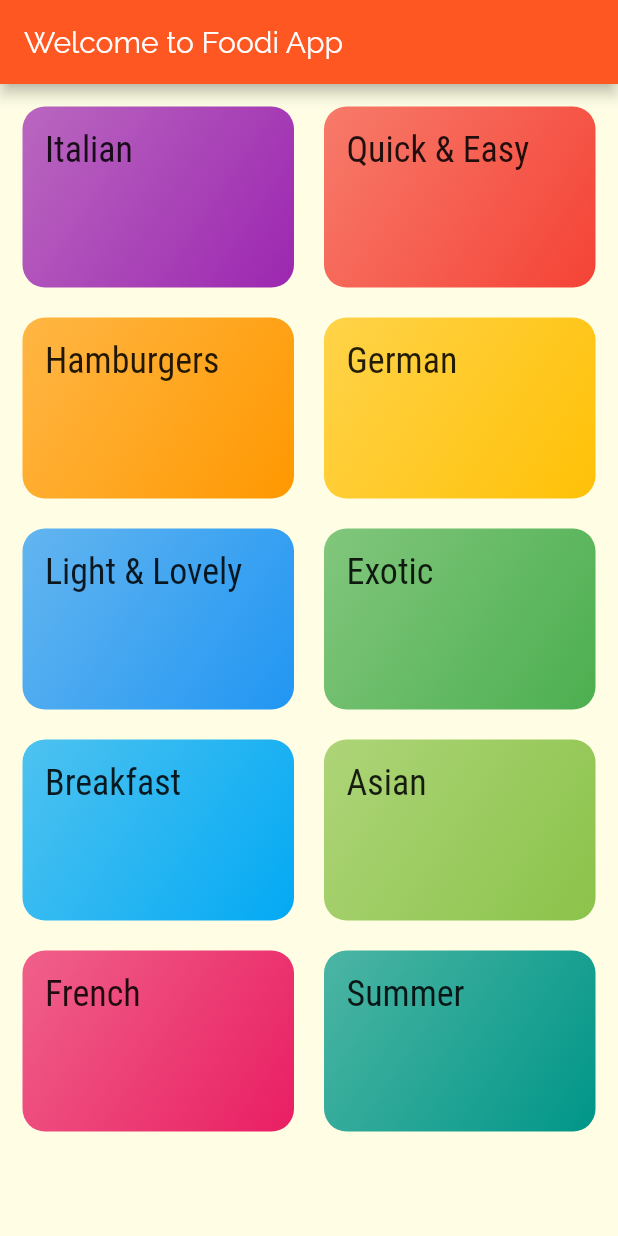
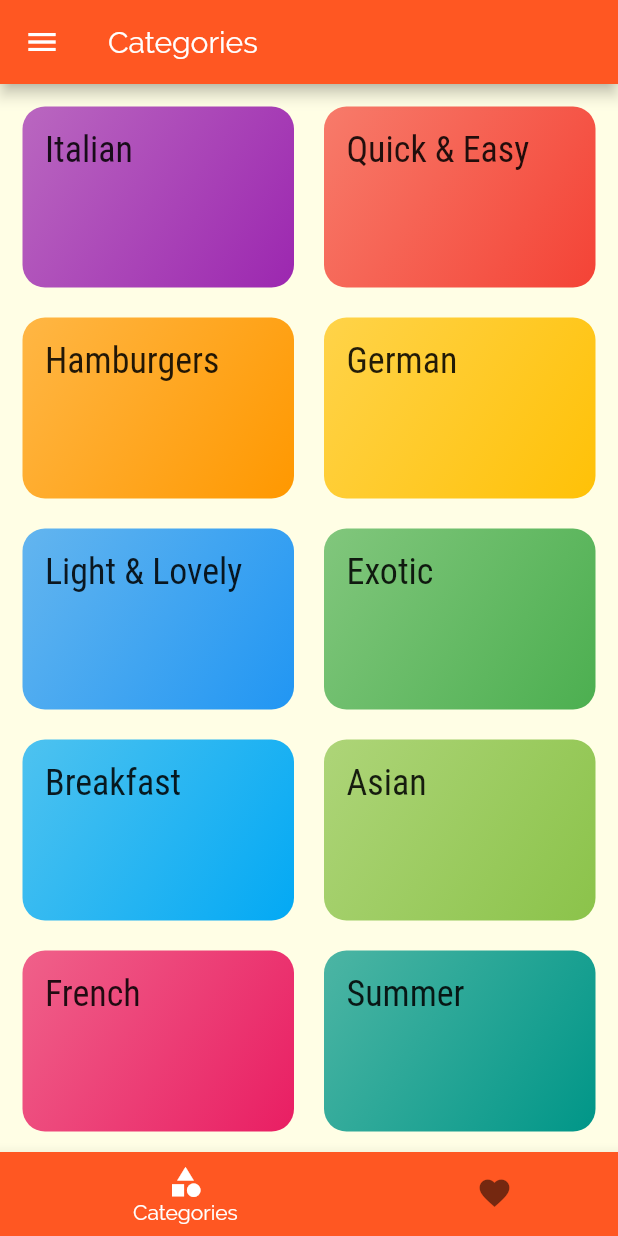
Before and after one commit to kiranshrestha11/foodi, a Flutter app: the screen it shows after launch, on a phone screen of 412 x 824 dp. Run offline on Flutter 3.47's test engine with Material 2 defaults, Android fonts, the phone set to English and light mode, and no system bars.

```diff
--- a/lib/main.dart
+++ b/lib/main.dart
@@ -1,11 +1,50 @@
 import 'package:flutter/material.dart';
+import 'package:foodi/dummy_data.dart';
+import 'package:foodi/screens/bottom_bar_screen.dart';
 import 'package:foodi/screens/category_meal_screen.dart';
 import 'package:foodi/screens/category_overview_screen.dart';
+import 'package:foodi/screens/filter_screen.dart';
 import 'package:foodi/screens/meals_detailed_screen.dart';
+import 'package:foodi/screens/tab_view_screen.dart';
+import 'models/meal.dart';
 
 void main() => runApp(MyApp());
 
-class MyApp extends StatelessWidget {
+class MyApp extends StatefulWidget {
+  @override
+  _MyAppState createState() => _MyAppState();
+}
+
+class _MyAppState extends State<MyApp> {
+  Map<String, bool> _filters = {
+    '_glutenFree': false,
+    '_vegan': false,
+    '_vegetarian': false,
+    '_lactoseFree': false,
+  };
+  List<Meal> _availableMeals = DUMMY_MEALS;
+
+  void _setFilters(Map<String, bool> filterData) {
+    setState(() {
+      _filters = filterData;
+      _availableMeals = DUMMY_MEALS.where((meal) {
+        if (_filters['_glutenFree'] && meal.isGlutenFree) {
+          return false;
+        }
+        if (_filters['_vegan'] && meal.isVegan) {
+          return false;
+        }
+        if (_filters['_vegetarian'] && meal.isVegetarian) {
+          return false;
+        }
+        if (_filters['_lactoseFree'] && meal.isLactoseFree) {
+          return false;
+        }
+        return true;
+      }).toList();
+    });
+  }
+
   @override
   Widget build(BuildContext context) {
     return MaterialApp(
@@ -26,13 +65,16 @@ class MyApp extends StatelessWidget {
               title: TextStyle(fontSize: 24, fontFamily: 'Roboto'),
             ),
       ),
-      home: CaregoryOverviewScreeen(),
+      home: BottomBarScreen(),
       routes: {
-        CategoryMealScreen.routeName: (ctx) => CategoryMealScreen(),
+        CategoryMealScreen.routeName: (ctx) =>
+            CategoryMealScreen(_availableMeals),
         MealDetailScreen.routeName: (ctx) => MealDetailScreen(),
+        BottomBarScreen.routeName: (ctx) => BottomBarScreen(),
+        FilterScreen.routeName: (ctx) => FilterScreen(_setFilters, _filters),
       },
       onUnknownRoute: (settings) {
-        return MaterialPageRoute(builder: (ctx) => CaregoryOverviewScreeen());
+        return MaterialPageRoute(builder: (ctx) => CategoryOverviewScreeen());
       },
     );
   }
--- /dev/null
+++ b/lib/screens/bottom_bar_screen.dart
@@ -0,0 +1,55 @@
+import 'package:flutter/material.dart';
+import 'package:foodi/screens/category_overview_screen.dart';
+import 'package:foodi/screens/favourite_screen.dart';
+import 'package:foodi/widgets/main_drawer.dart';
+
+class BottomBarScreen extends StatefulWidget {
+  static const String routeName = "/bottom_bar_screen";
+  @override
+  _BottomBarScreenState createState() => _BottomBarScreenState();
+}
+
+class _BottomBarScreenState extends State<BottomBarScreen> {
+  final List<Map<String, Object>> _pages = [
+    {'page': CategoryOverviewScreeen(), 'title': "Categories"},
+    {'page': FavouriteScreen(), 'title': "Favourites"},
+  ];
+
+  int _selectedPageIndex = 0;
+  void _selectedPage(int index) {
+    setState(() {
+      _selectedPageIndex = index;
+    });
+  }
+
+  @override
+  Widget build(BuildContext context) {
+    return Scaffold(
+      appBar: AppBar(
+        title: Text(_pages[_selectedPageIndex]['title']),
+      ),
+      drawer: MainDrawer(),
+      body: _pages[_selectedPageIndex]['page'],
+      bottomNavigationBar: BottomNavigationBar(
+        type: BottomNavigationBarType.shifting,
+        onTap: _selectedPage,
+        currentIndex: _selectedPageIndex,
+        backgroundColor: Theme.of(context).primaryColor,
+        selectedItemColor: Colors.white,
+        unselectedItemColor: Colors.black54,
+        items: <BottomNavigationBarItem>[
+          BottomNavigationBarItem(
+            backgroundColor: Theme.of(context).primaryColor,
+            icon: Icon(Icons.category),
+            title: Text('Categories'),
+          ),
+          BottomNavigationBarItem(
+            icon: Icon(Icons.favorite),
+            backgroundColor: Theme.of(context).primaryColor,
+            title: Text('Favourites'),
+          ),
+        ],
+      ),
+    );
+  }
+}
--- a/lib/screens/category_overview_screen.dart
+++ b/lib/screens/category_overview_screen.dart
@@ -2,16 +2,10 @@ import 'package:flutter/material.dart';
 import 'package:foodi/widgets/category_item.dart';
 import 'package:foodi/dummy_data.dart';
 
-class CaregoryOverviewScreeen extends StatelessWidget {
+class CategoryOverviewScreeen extends StatelessWidget {
   @override
   Widget build(BuildContext context) {
-    return Scaffold(
-      appBar: AppBar(
-        title: const Text(
-          'Welcome to Foodi App',
-        ),
-      ),
-      body: GridView(
+    return GridView(
       padding: EdgeInsets.all(15),
       children: DUMMY_CATEGORIES.map((catData) {
         return CategoryItem(catData.title, catData.color, catData.id);
@@ -22,7 +16,6 @@ class CaregoryOverviewScreeen extends StatelessWidget {
         crossAxisSpacing: 20,
         mainAxisSpacing: 20,
       ),
-      ),
     );
   }
 }
--- a/lib/widgets/meal_item.dart
+++ b/lib/widgets/meal_item.dart
@@ -51,7 +51,7 @@ class MealItem extends StatelessWidget {
   }
 
   void _selectedMeal(BuildContext ctx) {
-    Navigator.pushNamed(ctx, MealDetailScreen.routeName);
+    Navigator.pushNamed(ctx, MealDetailScreen.routeName, arguments: id);
   }
 
   @override
```
Also changed, not shown: lib/screens/category_meal_screen.dart (+20 -4 lines), lib/screens/favourite_screen.dart (added, +8 -0 lines), lib/screens/filter_screen.dart (added, +118 -0 lines), lib/screens/meals_detailed_screen.dart (+81 -1 lines), lib/screens/tab_view_screen.dart (added, +41 -0 lines), lib/widgets/main_drawer.dart (added, +61 -0 lines). Lines whose indentation alone changed are shown as unchanged.
